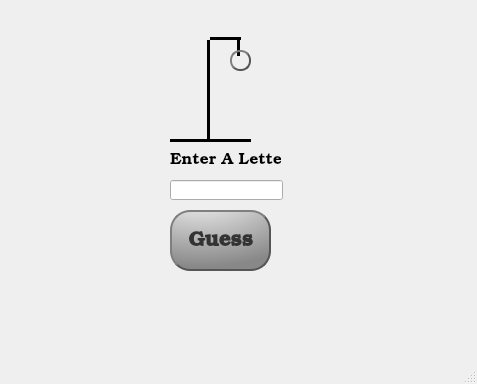
Above: main_screen.ui from mudman266/hangman before the change. Below: the same form after it.
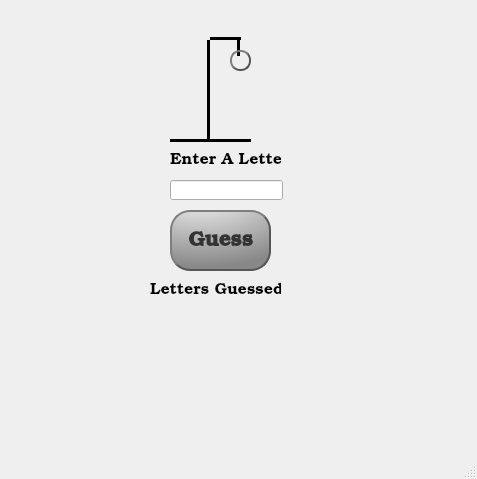
That is the form after the change.

Commit message: Connected the guess() function to the btnGuess button

```diff
--- a/main_screen.ui
+++ b/main_screen.ui
@@ -7,7 +7,7 @@
     <x>0</x>
     <y>0</y>
     <width>477</width>
-    <height>384</height>
+    <height>479</height>
    </rect>
   </property>
   <property name="windowTitle">
@@ -175,6 +175,76 @@
     </property>
     <property name="text">
      <string/>
+    </property>
+    <property name="flat">
+     <bool>true</bool>
+    </property>
+   </widget>
+   <widget class="QLabel" name="lblLettersGuessedTitle">
+    <property name="geometry">
+     <rect>
+      <x>150</x>
+      <y>280</y>
+      <width>131</width>
+      <height>21</height>
+     </rect>
+    </property>
+    <property name="font">
+     <font>
+      <family>Bookman Old Style</family>
+      <pointsize>12</pointsize>
+     </font>
+    </property>
+    <property name="text">
+     <string>Letters Guessed</string>
+    </property>
+   </widget>
+   <widget class="QLabel" name="lblLetters">
+    <property name="geometry">
+     <rect>
+      <x>70</x>
+      <y>310</y>
+      <width>321</width>
+      <height>21</height>
+     </rect>
+    </property>
+    <property name="font">
+     <font>
+      <family>Bookman Old Style</family>
+      <pointsize>12</pointsize>
+      <weight>75</weight>
+      <bold>true</bold>
+     </font>
+    </property>
+    <property name="text">
+     <string/>
+    </property>
+    <property name="alignment">
+     <set>Qt::AlignCenter</set>
+    </property>
+   </widget>
+   <widget class="QLabel" name="lblLettersGuessedTitle_2">
+    <property name="geometry">
+     <rect>
+      <x>20</x>
+      <y>380</y>
+      <width>441</width>
+      <height>61</height>
+     </rect>
+    </property>
+    <property name="font">
+     <font>
+      <family>Bookman Old Style</family>
+      <pointsize>16</pointsize>
+      <weight>75</weight>
+      <bold>true</bold>
+     </font>
+    </property>
+    <property name="text">
+     <string/>
+    </property>
+    <property name="alignment">
+     <set>Qt::AlignCenter</set>
     </property>
    </widget>
   </widget>
```
The commit also changes 1 other file.
